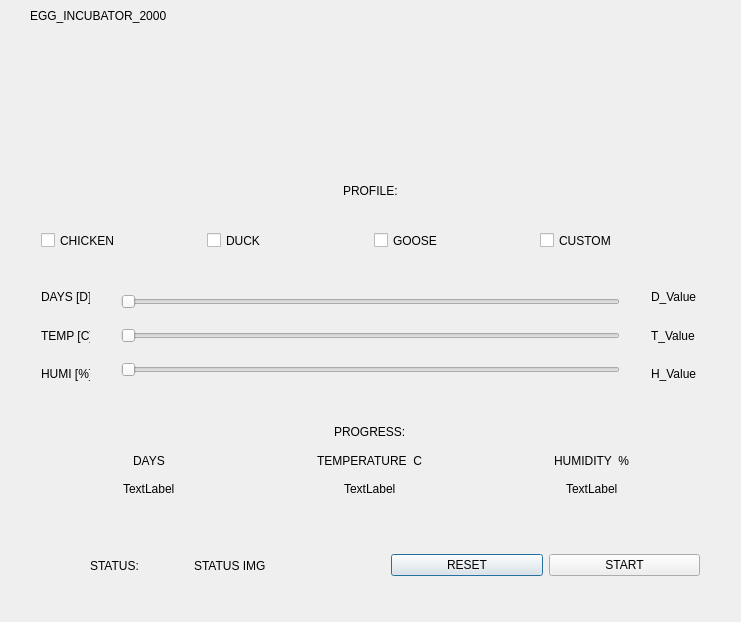
The window that dialog.ui (gvesic96/rpi_incubator) describes before a commit, drawn with Qt 5.
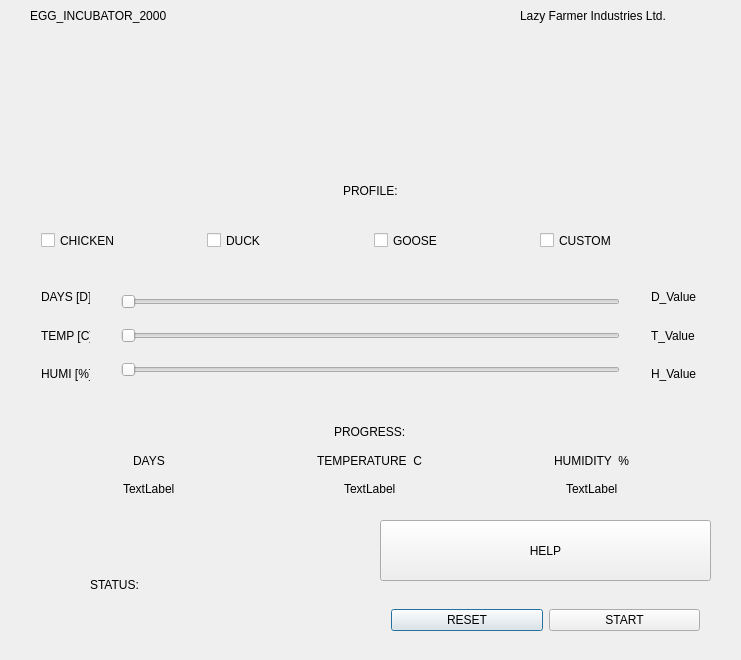
The same window after the commit. Icons and pictures are not drawn.

Commit message: Added on/off img and HELP button with messageBox

The edit to the form file:
```diff
--- a/dialog.ui
+++ b/dialog.ui
@@ -7,7 +7,7 @@
     <x>0</x>
     <y>0</y>
     <width>741</width>
-    <height>622</height>
+    <height>660</height>
    </rect>
   </property>
   <property name="windowTitle">
@@ -232,7 +232,7 @@
      <x>30</x>
      <y>520</y>
      <width>321</width>
-     <height>91</height>
+     <height>130</height>
     </rect>
    </property>
    <layout class="QHBoxLayout" name="horizontalLayout_4">
@@ -246,7 +246,10 @@
     <item>
      <widget class="QLabel" name="label_17">
       <property name="text">
-       <string>STATUS IMG</string>
+       <string/>
+      </property>
+      <property name="pixmap">
+       <pixmap resource="slike.qrc">:/slike/switch-off.png</pixmap>
       </property>
      </widget>
     </item>
@@ -256,9 +259,9 @@
    <property name="geometry">
     <rect>
      <x>380</x>
-     <y>520</y>
+     <y>590</y>
      <width>331</width>
-     <height>91</height>
+     <height>61</height>
     </rect>
    </property>
    <layout class="QHBoxLayout" name="horizontalLayout_5">
@@ -392,6 +395,32 @@
     </item>
    </layout>
   </widget>
+  <widget class="QPushButton" name="pushButton_3">
+   <property name="geometry">
+    <rect>
+     <x>380</x>
+     <y>520</y>
+     <width>331</width>
+     <height>61</height>
+    </rect>
+   </property>
+   <property name="text">
+    <string>HELP</string>
+   </property>
+  </widget>
+  <widget class="QLabel" name="label_19">
+   <property name="geometry">
+    <rect>
+     <x>520</x>
+     <y>0</y>
+     <width>191</width>
+     <height>31</height>
+    </rect>
+   </property>
+   <property name="text">
+    <string>Lazy Farmer Industries Ltd.</string>
+   </property>
+  </widget>
  </widget>
  <layoutdefault spacing="6" margin="11"/>
  <resources>
```
Left out of the diff: 3 changed lines with no effect on the pictures. The commit also changes 6 other files.
